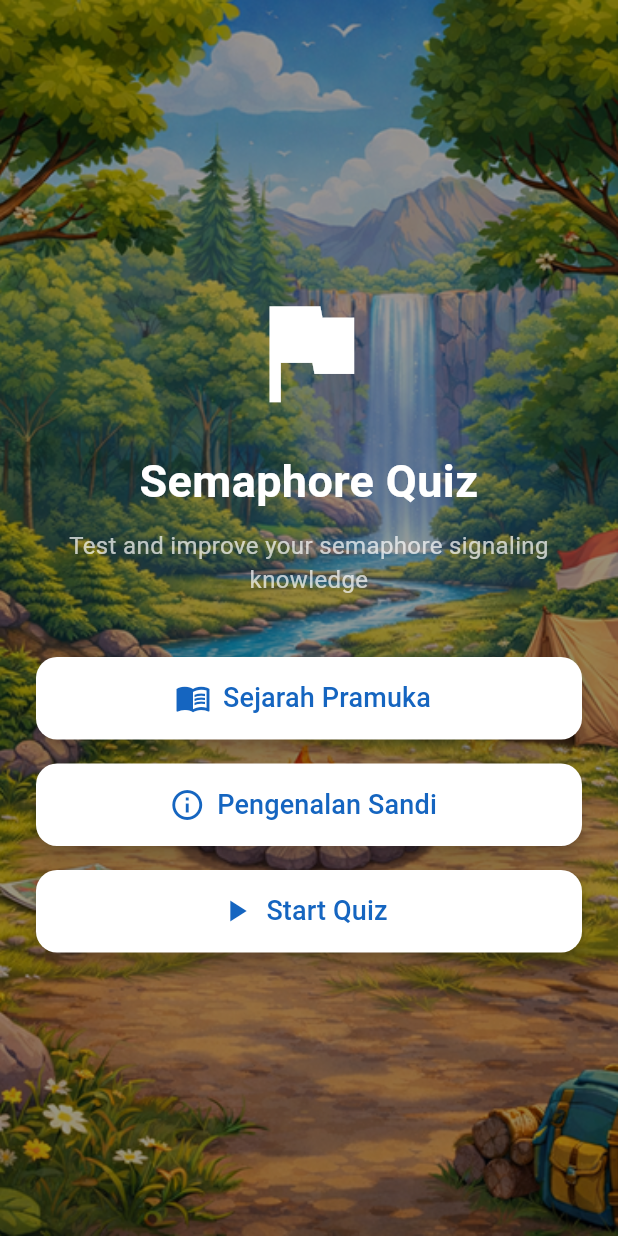
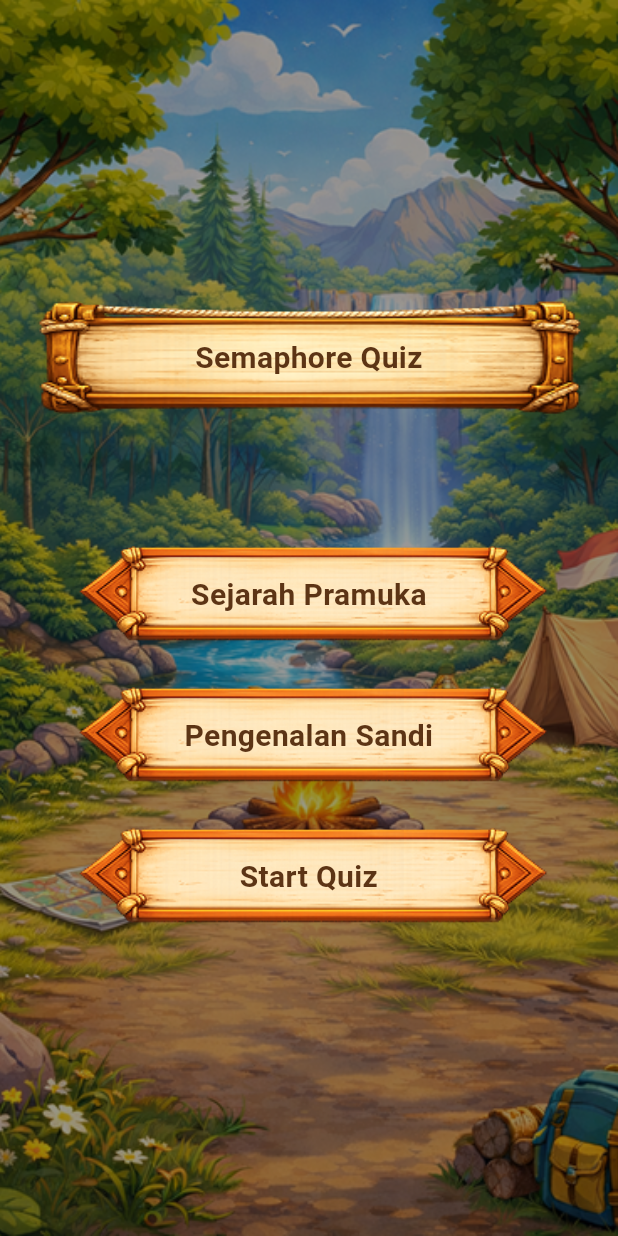
Before and after one commit to nabilhudarizalulhaq/smaphore_quiz, a Flutter app: the HomePage screen opened by its route, on a phone screen of 412 x 824 dp. Run offline on Flutter 3.47's test engine with Material 3 defaults, Android fonts, the phone set to English and light mode, and no system bars; our stand-ins replace camera; missing offline and left inert: google_mlkit_pose_detection.

Commit message:
update menu home

```diff
--- a/lib/persentaion/home/home.dart
+++ b/lib/persentaion/home/home.dart
@@ -1,4 +1,6 @@
 import 'package:flutter/material.dart';
+import 'package:smaphore_quiz/persentaion/home/widget/ic_menu.dart';
+import 'package:smaphore_quiz/persentaion/home/widget/iconButton.dart';
 
 class HomePage extends StatelessWidget {
   const HomePage({super.key});
@@ -11,18 +13,11 @@
       body: Stack(
         children: [
           /// Background Image
-          Positioned.fill(
-            child: Image.asset(
-              _bgImage,
-              fit: BoxFit.cover,
-            ),
-          ),
+          Positioned.fill(child: Image.asset(_bgImage, fit: BoxFit.cover)),
 
           /// Dark Overlay (biar teks kebaca)
           Positioned.fill(
-            child: Container(
-              color: Colors.black.withOpacity(0.4),
-            ),
+            child: Container(color: Colors.black.withOpacity(0.4)),
           ),
 
           /// Content
@@ -30,36 +25,14 @@
             child: Padding(
               padding: const EdgeInsets.symmetric(horizontal: 24),
               child: Column(
-                mainAxisAlignment: MainAxisAlignment.center,
                 children: [
-                  const Icon(Icons.flag, color: Colors.white, size: 90),
-                  const SizedBox(height: 20),
+                  const Spacer(),
 
-                  const Text(
-                    'Semaphore Quiz',
-                    textAlign: TextAlign.center,
-                    style: TextStyle(
-                      fontSize: 30,
-                      fontWeight: FontWeight.bold,
-                      color: Colors.white,
-                    ),
-                  ),
+                  const MenuImage(title: 'Semaphore Quiz'),
 
-                  const SizedBox(height: 10),
+                  const SizedBox(height: 80),
 
-                  const Text(
-                    'Test and improve your semaphore signaling knowledge',
-                    textAlign: TextAlign.center,
-                    style: TextStyle(
-                      fontSize: 16,
-                      color: Colors.white70,
-                    ),
-                  ),
-
-                  const SizedBox(height: 40),
-
-                  _buildButton(
-                    context,
+                  const MenuImageButton(
                     title: 'Sejarah Pramuka',
                     icon: Icons.menu_book,
                     routeName: '/learn',
@@ -67,8 +40,7 @@
 
                   const SizedBox(height: 16),
 
-                  _buildButton(
-                    context,
+                  const MenuImageButton(
                     title: 'Pengenalan Sandi',
                     icon: Icons.info_outline,
                     routeName: '/introductioncode',
@@ -76,12 +48,13 @@
 
                   const SizedBox(height: 16),
 
-                  _buildButton(
-                    context,
+                  const MenuImageButton(
                     title: 'Start Quiz',
                     icon: Icons.play_arrow,
                     routeName: '/quiz',
                   ),
+
+                  const Spacer(),
                 ],
               ),
             ),
@@ -90,30 +63,4 @@
       ),
     );
   }
-
-  /// Reusable Button Widget (biar gampang di update)
-  Widget _buildButton(
-    BuildContext context, {
-    required String title,
-    required IconData icon,
-    required String routeName,
-  }) {
-    return SizedBox(
-      width: double.infinity,
-      height: 55,
-      child: ElevatedButton.icon(
-        onPressed: () => Navigator.pushNamed(context, routeName),
-        icon: Icon(icon, size: 24),
-        label: Text(title, style: const TextStyle(fontSize: 18)),
-        style: ElevatedButton.styleFrom(
-          backgroundColor: Colors.white,
-          foregroundColor: Colors.blue.shade800,
-          shape: RoundedRectangleBorder(
-            borderRadius: BorderRadius.circular(14),
-          ),
-          elevation: 6,
-        ),
-      ),
-    );
-  }
 }
--- /dev/null
+++ b/lib/persentaion/home/widget/ic_menu.dart
@@ -0,0 +1,37 @@
+import 'package:flutter/material.dart';
+
+class MenuImage extends StatelessWidget {
+  const MenuImage({super.key, required this.title});
+
+  final String title;
+
+  @override
+  Widget build(BuildContext context) {
+    return SizedBox(
+      width: double.infinity,
+      height: 78,
+      child: GestureDetector(
+        child: Stack(
+          alignment: Alignment.center,
+          children: [
+            Positioned.fill(
+              child: Image.asset('assets/images/menu_ic.png', fit: BoxFit.fill),
+            ),
+            Padding(
+              padding: const EdgeInsets.symmetric(horizontal: 24),
+              child: Text(
+                title,
+                textAlign: TextAlign.center,
+                style: const TextStyle(
+                  fontSize: 20,
+                  fontWeight: FontWeight.bold,
+                  color: Color(0xFF5C3415),
+                ),
+              ),
+            ),
+          ],
+        ),
+      ),
+    );
+  }
+}
--- /dev/null
+++ b/lib/persentaion/home/widget/iconButton.dart
@@ -0,0 +1,46 @@
+import 'package:flutter/material.dart';
+
+class MenuImageButton extends StatelessWidget {
+  const MenuImageButton({
+    super.key,
+    required this.title,
+    required this.routeName, required IconData icon,
+  });
+
+  final String title;
+  final String routeName;
+
+  @override
+  Widget build(BuildContext context) {
+    return SizedBox(
+      width: double.infinity,
+      height: 78,
+      child: GestureDetector(
+        onTap: () => Navigator.pushNamed(context, routeName),
+        child: Stack(
+          alignment: Alignment.center,
+          children: [
+            Positioned.fill(
+              child: Image.asset(
+                'assets/images/icon_btn.png',
+                fit: BoxFit.fill,
+              ),
+            ),
+            Padding(
+              padding: const EdgeInsets.symmetric(horizontal: 24),
+              child: Text(
+                title,
+                textAlign: TextAlign.center,
+                style: const TextStyle(
+                  fontSize: 20,
+                  fontWeight: FontWeight.bold,
+                  color: Color(0xFF5C3415),
+                ),
+              ),
+            ),
+          ],
+        ),
+      ),
+    );
+  }
+}
--- a/pubspec.yaml
+++ b/pubspec.yaml
@@ -68,6 +68,8 @@
     - assets/images/splash.png
     - assets/images/onboarding.png
     - assets/images/bg_home.png
+    - assets/images/icon_btn.png
+    - assets/images/menu_ic.png
     # - assets/animations/
 
   # An image asset can refer to one or more resolution-specific "variants", see
```
Also changed, not shown: assets/images/icon_btn.png (added), assets/images/menu_ic.png (added).
